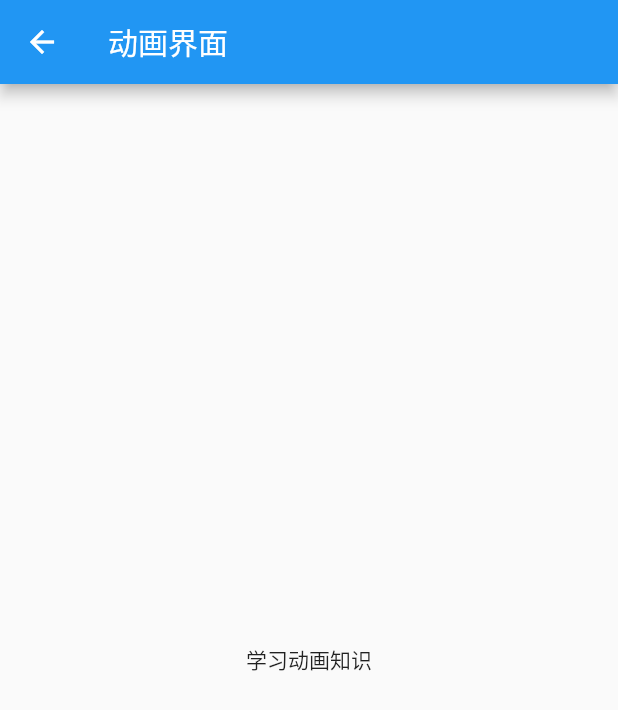
After one commit to wmjdaisy/flutter_app_wmj, a Flutter app: the screen it shows after launch, after a tap on "动画知识", on a phone screen of 412 x 824 dp. The commit adds this screen. Shown: the top 710 px of the screen. Run offline on Flutter 3.47's test engine with Material 2 defaults, Android fonts, the phone set to English and light mode, and no system bars.

Commit message:
[update]路径跳转知识

```diff
--- /dev/null
+++ b/lib/animation/animation_page.dart
@@ -0,0 +1,30 @@
+
+
+
+import 'package:flutter/material.dart';
+
+class AnimationPage extends StatefulWidget{
+  @override
+  State<StatefulWidget> createState() {
+    return AnimationState();
+  }
+}
+
+class AnimationState extends State<AnimationPage>{
+  @override
+  Widget build(BuildContext context) {
+    return WillPopScope(
+        child: Scaffold(
+          appBar: AppBar(
+            title: new Text("动画界面"),
+          ),
+          body: Center(
+            child: new Text("学习动画知识"),
+          ),
+        ),
+        onWillPop: (){
+          Navigator.pop(context,{"result_resume": '返回传值'});
+        }
+    );
+  }
+}
--- a/lib/bean/base_bean.dart
+++ b/lib/bean/base_bean.dart
@@ -1,3 +1,6 @@
 class BaseBean{
   String name;
+  Object object;
+
+  BaseBean(this.name,this.object);
 }
--- a/lib/main.dart
+++ b/lib/main.dart
@@ -1,4 +1,8 @@
 import 'package:flutter/material.dart';
+import 'package:flutter_app_wmj/animation/animation_page.dart';
+import 'package:flutter_app_wmj/route/navigation_util.dart';
+
+import 'bean/base_bean.dart';
 
 void main() => runApp(MyApp());
 
@@ -17,7 +21,7 @@ class MyApp extends StatelessWidget {
 
 class MyHomePage extends StatefulWidget {
   var _strlist = [
-    "基础布局",
+    BaseBean("动画知识",new AnimationPage()),
   ];
 
   MyHomePage({Key key, this.title}) : super(key: key);
@@ -52,12 +56,14 @@ class _MyHomePageState extends State<MyHomePage> {
         child: new Container(
           child: ListTile(
             leading: new Icon(Icons.android),
-            title: new Text(widget._strlist[index]),
+            title: new Text(widget._strlist[index].name),
             trailing: new Icon(Icons.image),
           ),
         ),
         onTap: (){
-          print('点击：'+index.toString());
+          NavigationUtil.pushNouter(context, widget._strlist[index].object, (Map str){
+            print(str["result_resume"]);
+          });
         },
       );
     }
--- a/lib/route/animation_util.dart
+++ b/lib/route/animation_util.dart
@@ -1,5 +1,18 @@
 
 
+import 'package:flutter/cupertino.dart';
+
 class AnimationUtil{
-  static
+  static SlideTransition getCommomPageTransition(Animation<double> animation, Widget child){
+
+    return SlideTransition(
+        position: new Tween<Offset>(
+          begin:new Offset(2.0, 0.0),
+          end: new Offset(0.0, 0.0),
+        ).animate(animation),
+      child: child,
+    );
+  }
+
+
 }
--- a/lib/route/navigation_util.dart
+++ b/lib/route/navigation_util.dart
@@ -1,4 +1,13 @@
 //路由管理辅助类
+import 'package:flutter/cupertino.dart';
+import 'package:flutter_app_wmj/route/page_route.dart';
+
 class NavigationUtil{
-
+  static void pushNouter<T>(BuildContext context,Object object,Function function){
+    Navigator.push<T>(context,PageRouteUtil.getRoute(object)).then(
+        (T t){
+          function(t);
+        }
+    );
+  }
 }
--- a/lib/route/page_route.dart
+++ b/lib/route/page_route.dart
@@ -1,7 +1,9 @@
 import 'package:flutter/cupertino.dart';
 import 'package:flutter/material.dart';
 
-class PageRoute {
+import 'animation_util.dart';
+
+class PageRouteUtil {
   static Route<T> getRoute<T>(Object object) {
     return PageRouteBuilder(
       pageBuilder: (BuildContext context, Animation<double> animation,
@@ -13,7 +15,7 @@ class PageRoute {
           Animation<double> animation,
           Animation<double> secondaryAnimation,
           Widget child){
-          return ;
+          return AnimationUtil.getCommomPageTransition(animation, child);
       },
     );
   }
```
